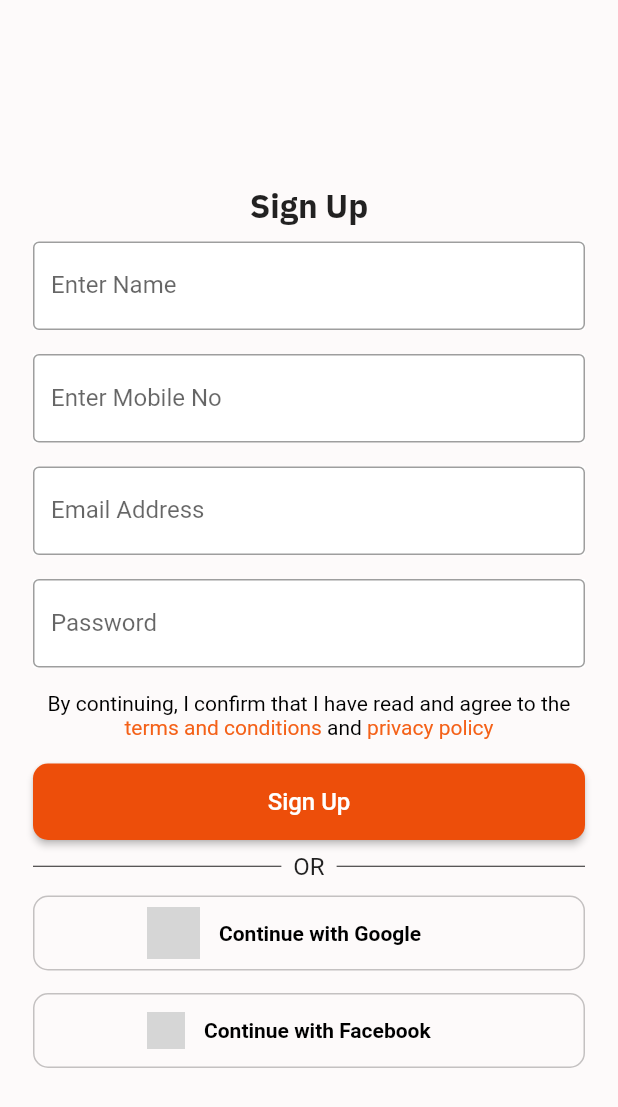
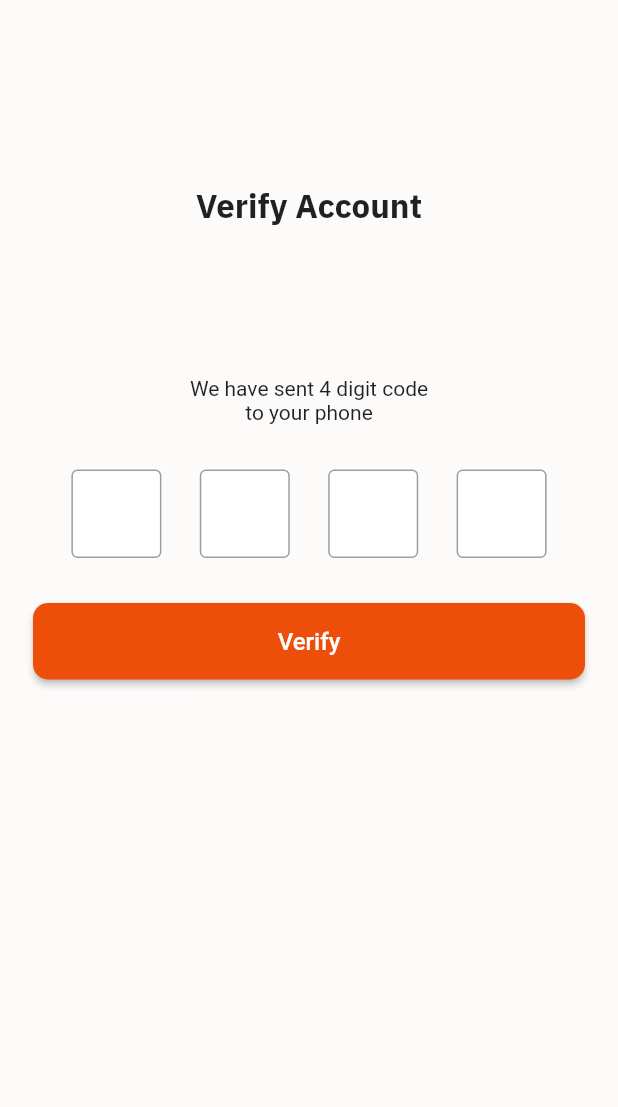
Before and after one commit to yordanos-AtoSV/Food-App, a Flutter app: the SignUp screen opened directly, after a tap on "Sign Up", on a phone screen of 412 x 824 dp. Shown: the top 1107 px of the screen. Run offline on Flutter 3.47's test engine with Material 2 defaults, Android fonts, the phone set to English and light mode, and no system bars; our stand-ins replace animated_splash_screen; network calls fail; grey boxes are pictures that could not be loaded.

Commit message:
verify account page

```diff
--- a/new_proj/lib/sign_up.dart
+++ b/new_proj/lib/sign_up.dart
@@ -1,4 +1,5 @@
 import 'package:flutter/material.dart';
+import 'package:new_proj/verify_account.dart';
 
 class SignUp extends StatelessWidget {
   @override
@@ -63,7 +64,9 @@ class SignUp extends StatelessWidget {
                     border: OutlineInputBorder(
                       borderSide: BorderSide(
                         color: Color.fromARGB(255, 184, 59, 59),
-                            width: 100.0)),
+                        width: 100.0
+                      )
+                    ),
                     labelText: 'Password',
                   ),
                 ),
@@ -72,9 +75,10 @@ class SignUp extends StatelessWidget {
               RichText(
                   textAlign: TextAlign.center,
                   text: const TextSpan(
-                  text:
-                      'By continuing, I confirm that I have read and agree to the ',
-                  style: TextStyle(color: Colors.black),
+                    text: 'By continuing, I confirm that I have read and agree to the ',
+                    style: TextStyle(
+                      color: Colors.black
+                    ),
                     children: [
                       TextSpan(
                         text: 'terms and conditions',
@@ -103,7 +107,8 @@ class SignUp extends StatelessWidget {
               const SizedBox(height: 16.0),
               ElevatedButton(
                 onPressed: () {
-                  // TODO: Implement login functionality
+                        Navigator.push(context,
+                            MaterialPageRoute(builder: (context) => VerifyAccount()));
                 },
                 style: ButtonStyle(
                   shape: MaterialStateProperty.all<RoundedRectangleBorder>(
@@ -138,6 +143,7 @@ class SignUp extends StatelessWidget {
                   Expanded(
                     child: Divider(
                       color: Colors.black87,
+
                     ),
                   ),
                 ],
@@ -148,17 +154,21 @@ class SignUp extends StatelessWidget {
                 mainAxisSize: MainAxisSize.min,
                 children: <Widget>[
                   Expanded(
-                    child: Container(
+                    child:Container(
                     decoration: BoxDecoration(
                             borderRadius: BorderRadius.circular(10.0),
                             border: Border.all(
-                            color: Color.fromARGB(255, 196, 193, 193)),
+                              color: Color.fromARGB(255, 196, 193, 193)
+
+                      ),
                     ),
                       child: Row(
                         children: [
                           const SizedBox(width: 75.0),
                           const SizedBox(height: 48.0),
+
                           Image.network(
+
                               'http://pngimg.com/uploads/google/google_PNG19635.png',
                               width: 35.0,
                               fit: BoxFit.cover),
@@ -175,6 +185,7 @@ class SignUp extends StatelessWidget {
                               ))
                         ],
                       ),
+
                       ),
                   )
                 ],
@@ -188,8 +199,7 @@ class SignUp extends StatelessWidget {
                     child: Container(
                       decoration: BoxDecoration(
                         borderRadius: BorderRadius.circular(10.0),
-                        border: Border.all(
-                            color: Color.fromARGB(255, 196, 193, 193)),
+                        border: Border.all(color: Color.fromARGB(255, 196, 193, 193)),
                       ),
                       child: Row(
                         children: [
@@ -202,12 +212,13 @@ class SignUp extends StatelessWidget {
                             width: 5.0,
                           ),
                           TextButton(
-                              onPressed: () {},
+                            onPressed: (){},
                            child: const Text(
                                 'Continue with Facebook',
                             style: TextStyle(
                               fontWeight: FontWeight.bold,
-                                    color: Colors.black),
+                              color: Colors.black
+                              ),
                            ))
                         ],
                       ),
--- /dev/null
+++ b/new_proj/lib/verify_account.dart
@@ -0,0 +1,130 @@
+import 'package:flutter/material.dart';
+
+class VerifyAccount extends StatelessWidget {
+  @override
+  Widget build(BuildContext context) {
+    return MaterialApp(
+      home: Scaffold(
+        backgroundColor: Color.fromARGB(255, 253, 250, 250),
+        body: SingleChildScrollView(
+          child: Padding(
+            padding: const EdgeInsets.all(22.0),
+            child: Column(
+              crossAxisAlignment: CrossAxisAlignment.stretch,
+              children: [
+                const SizedBox(height: 100.0),
+                const Center(
+                  child: Text(
+                    "Verify Account",
+                    style: TextStyle(
+                      fontWeight: FontWeight.bold,
+                      fontSize: 22.0,
+                      fontFamily: 'IBMPlexSans',
+                    ),
+                  ),
+                ),
+                const SizedBox(height: 100.0),
+                Column(
+                  children: const [
+                    Text(
+                      "We have sent 4 digit code"
+                    ),
+                    Text(
+                      "to your phone"
+                    )
+                  ],
+                ),
+                const SizedBox(height: 30.0),
+                Row(
+                  mainAxisAlignment: MainAxisAlignment.spaceEvenly,
+                  crossAxisAlignment: CrossAxisAlignment.center,
+                  children: [
+                    Flexible(
+                      child: Container(
+                        width: 60.0,
+
+                        color: Colors.white,
+                        child: TextFormField(
+                          obscureText: false,
+                          decoration: const InputDecoration(
+                            border: OutlineInputBorder(
+                                ),
+                          ),
+
+                        )
+                        ),
+                    ),
+                    Flexible(
+                      child: Container(
+                          color: Colors.white,
+                        width: 60.0,
+
+
+                          child: TextFormField(
+                            obscureText: false,
+                            decoration: const InputDecoration(
+                              border: OutlineInputBorder(
+                                  ),
+                            ),
+                          )),
+                    ),
+                    Flexible(
+                      child: Container(
+                          color: Colors.white,
+                        width: 60.0,
+
+
+                          child: TextFormField(
+                            obscureText: false,
+                            decoration: const InputDecoration(
+                              border: OutlineInputBorder(
+                                  ),
+                            ),
+                          )),
+                    ),
+                    Flexible(
+                      child: Container(
+                          color: Colors.white,
+                        width: 60.0,
+
+
+                          child: TextFormField(
+                            obscureText: false,
+                            decoration: const InputDecoration(
+                              border: OutlineInputBorder(
+                                  ),
+                            ),
+                          )),
+                    ),
+
+                  ],
+                ),
+
+                const SizedBox(height: 30.0),
+                ElevatedButton(
+                  onPressed: () {
+                    // TODO: Implement login functionality
+                  },
+                  style: ButtonStyle(
+                    shape: MaterialStateProperty.all<RoundedRectangleBorder>(
+                        RoundedRectangleBorder(
+                      borderRadius: BorderRadius.circular(10.0),
+                    )),
+                    padding: MaterialStateProperty.all<EdgeInsetsGeometry>(
+                        const EdgeInsets.all(16.0)),
+                    backgroundColor: MaterialStateProperty.all<Color>(
+                        Color.fromARGB(255, 237, 78, 10)),
+                  ),
+                  child: const Text(
+                    'Verify',
+                    style: TextStyle(fontSize: 16.0),
+                  ),
+                ),
+        ],
+            ),
+          ),
+        ),
+      ),
+    );
+  }
+}
```
Lines whose indentation alone changed are shown as unchanged.
